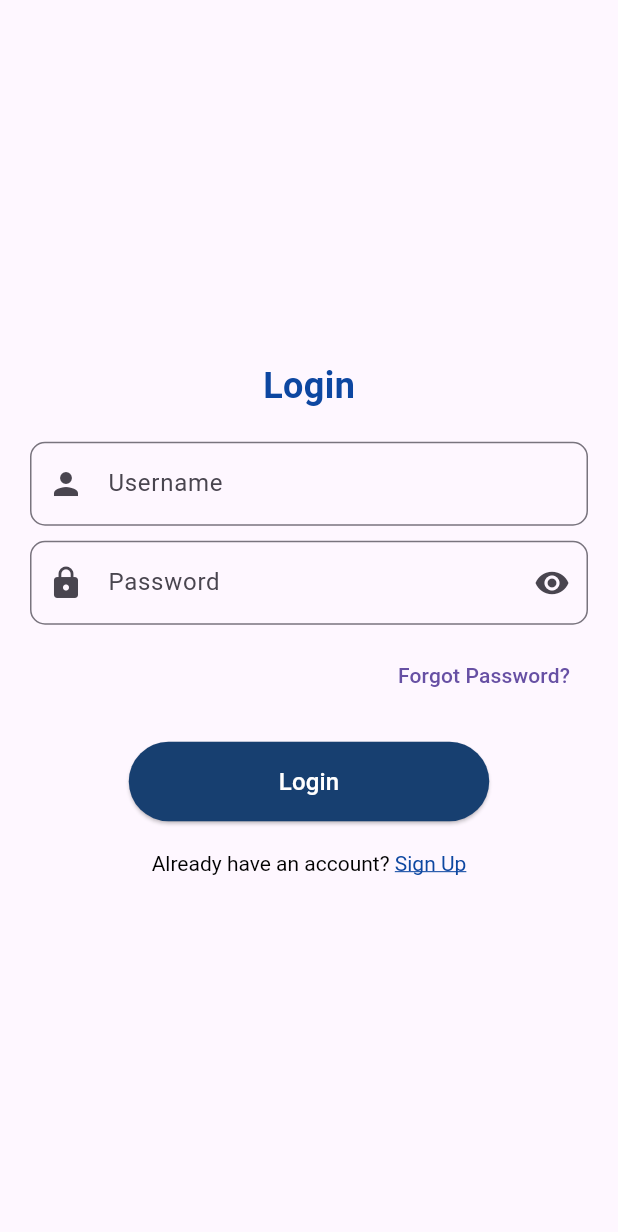
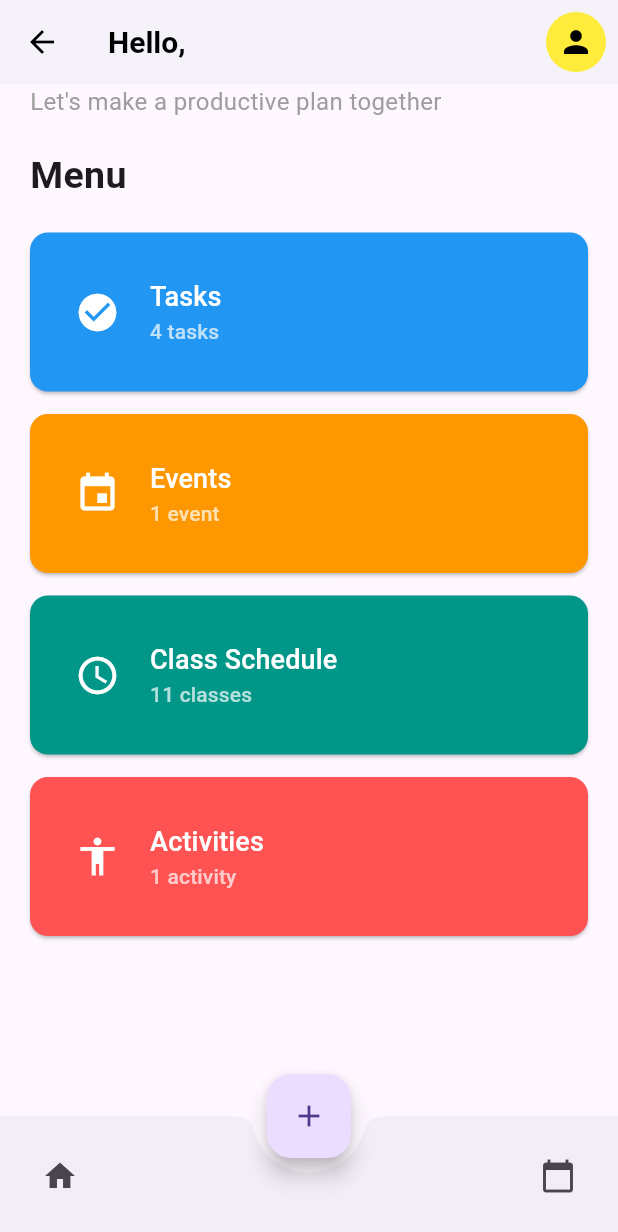
Before and after one commit to IJLadera/planma-app, a Flutter app: the screen it shows after launch, after a tap on "Login", on a phone screen of 412 x 824 dp. Shown: the top 1232 px of the screen. Run offline on Flutter 3.47's test engine with Material 3 defaults, Android fonts, the phone set to English and light mode, and no system bars.

Commit message:
created dashboard and edited something in signup and login

```diff
--- a/lib/authentication/log_in.dart
+++ b/lib/authentication/log_in.dart
@@ -2,6 +2,7 @@ import 'package:flutter/gestures.dart';
 import 'package:flutter/material.dart';
 import 'package:planma_app/authentication/forgot_password.dart';
 import 'package:planma_app/authentication/sign_up.dart';
+import 'package:planma_app/core/dashboard.dart';
 
 class LogIn extends StatefulWidget {
   @override
@@ -37,44 +38,48 @@ class _LogInState extends State<LogIn> {
     return Scaffold(
         body: Center(
             child: Padding(
-      padding: const EdgeInsets.symmetric(horizontal: 20.0),
+      padding: const EdgeInsets.symmetric(
+          horizontal: 40.0), // Increased horizontal padding
       child: Column(
         mainAxisAlignment: MainAxisAlignment.center,
         children: [
           Text(
-            'Login',
+            'Login to your account',
             style: TextStyle(
-              fontSize: 24,
+              fontSize: 30, // Increased font size
               fontWeight: FontWeight.bold,
               color: Colors.blue[900],
             ),
           ),
-          SizedBox(height: 20),
+          SizedBox(height: 30), // Increased space between elements
           TextFormField(
             controller: userNameController,
             decoration: InputDecoration(
               labelText: 'Username',
-              prefixIcon: Icon(Icons.person),
+              prefixIcon: Icon(Icons.person, size: 30), // Increased icon size
               border: OutlineInputBorder(
-                borderRadius: BorderRadius.circular(10),
+                borderRadius: BorderRadius.circular(15), // More rounded borders
               ),
             ),
             validator: (value) =>
                 value!.isEmpty ? 'Please enter your username' : null,
+            style:
+                TextStyle(fontSize: 20), // Increased font size for input text
           ),
-          SizedBox(height: 10),
+          SizedBox(height: 20), // Increased space
           TextFormField(
             controller: passwordController,
             obscureText: obscurePassword,
             decoration: InputDecoration(
               labelText: 'Password',
-              prefixIcon: Icon(Icons.lock),
+              prefixIcon: Icon(Icons.lock, size: 30), // Increased icon size
               border: OutlineInputBorder(
-                borderRadius: BorderRadius.circular(10),
+                borderRadius: BorderRadius.circular(15), // More rounded borders
               ),
               suffixIcon: IconButton(
                 icon: Icon(
-                    obscurePassword ? Icons.visibility : Icons.visibility_off),
+                    obscurePassword ? Icons.visibility : Icons.visibility_off,
+                    size: 30), // Increased icon size
                 onPressed: () {
                   setState(() {
                     obscurePassword = !obscurePassword;
@@ -84,8 +89,10 @@ class _LogInState extends State<LogIn> {
             ),
             validator: (value) =>
                 value!.isEmpty ? 'Please enter your password' : null,
+            style:
+                TextStyle(fontSize: 20), // Increased font size for input text
           ),
-          SizedBox(height: 10),
+          SizedBox(height: 20), // Increased space
           Align(
             alignment: Alignment.centerRight,
             child: TextButton(
@@ -95,35 +102,50 @@ class _LogInState extends State<LogIn> {
                   MaterialPageRoute(builder: (context) => ForgotPassword()),
                 );
               },
-              child: Text('Forgot Password?'),
+              child: Text(
+                'Forgot Password?',
+                style: TextStyle(fontSize: 18), // Increased font size
+              ),
             ),
           ),
-          SizedBox(height: 20),
+          SizedBox(height: 30), // Increased space
           ElevatedButton(
-            onPressed: _login,
+            onPressed: () {
+              Navigator.push(
+                context,
+                MaterialPageRoute(
+                    builder: (context) =>
+                        Dashboard(username: userNameController.text)),
+              );
+            },
             style: ElevatedButton.styleFrom(
-              padding: EdgeInsets.symmetric(horizontal: 100, vertical: 15),
+              padding: EdgeInsets.symmetric(
+                  horizontal: 150, vertical: 20), // Increased button padding
               backgroundColor: Color(0xFF173F70),
+              textStyle:
+                  TextStyle(fontSize: 20), // Increased text size in the button
             ),
             child: Text(
               'Login',
               style: TextStyle(
-                fontSize: 16,
+                fontSize: 20, // Increased font size
                 color: Colors.white,
               ),
             ),
           ),
-          SizedBox(height: 20),
+          SizedBox(height: 30), // Increased space
           RichText(
             text: TextSpan(
               text: 'Already have an account? ',
-              style: TextStyle(color: Colors.black),
+              style: TextStyle(
+                  color: Colors.black, fontSize: 18), // Increased font size
               children: <TextSpan>[
                 TextSpan(
                   text: 'Sign Up',
                   style: TextStyle(
                     color: Colors.blue[900],
                     decoration: TextDecoration.underline,
+                    fontSize: 18, // Increased font size
                   ),
                   recognizer: TapGestureRecognizer()
                     ..onTap = () {
@@ -135,7 +157,7 @@ class _LogInState extends State<LogIn> {
                 ),
               ],
             ),
-          )
+          ),
         ],
       ),
     )));
--- a/lib/authentication/sign_up.dart
+++ b/lib/authentication/sign_up.dart
@@ -48,14 +48,14 @@ class _SignUpState extends State<SignUp> {
   @override
   Widget build(BuildContext context) {
     return Scaffold(
+      appBar: AppBar(),
       body: Center(
         child: Padding(
           padding: const EdgeInsets.symmetric(horizontal: 20.0),
-          child: Form(
-            key: _formKey,
           child: Column(
             mainAxisAlignment: MainAxisAlignment.center,
             children: [
+              // Sign Up text below AppBar
               Text(
                 'Sign Up',
                 style: TextStyle(
@@ -64,7 +64,11 @@ class _SignUpState extends State<SignUp> {
                   color: Colors.blue[900],
                 ),
               ),
-                SizedBox(height: 10),
+              SizedBox(height: 20), // Spacing between title and form
+              Form(
+                key: _formKey,
+                child: Column(
+                  children: [
                     TextFormField(
                       controller: firstNameController,
                       decoration: InputDecoration(
@@ -73,8 +77,9 @@ class _SignUpState extends State<SignUp> {
                           borderRadius: BorderRadius.circular(10),
                         ),
                       ),
-                  validator: (value) =>
-                      value!.isEmpty ? 'Please enter your first name' : null,
+                      validator: (value) => value!.isEmpty
+                          ? 'Please enter your first name'
+                          : null,
                     ),
                     SizedBox(height: 10),
                     TextFormField(
@@ -138,25 +143,26 @@ class _SignUpState extends State<SignUp> {
                     SizedBox(height: 10),
                     TextFormField(
                       controller: confirmPasswordController,
-                  obscureText: obscurePassword,
+                      obscureText: obscureConfirmPassword,
                       decoration: InputDecoration(
                         labelText: 'Confirm Password',
                         border: OutlineInputBorder(
                           borderRadius: BorderRadius.circular(10),
                         ),
                         suffixIcon: IconButton(
-                      icon: Icon(obscurePassword
+                          icon: Icon(obscureConfirmPassword
                               ? Icons.visibility
                               : Icons.visibility_off),
                           onPressed: () {
                             setState(() {
-                          obscurePassword = !obscurePassword;
+                              obscureConfirmPassword = !obscureConfirmPassword;
                             });
                           },
                         ),
                       ),
                       validator: (value) {
-                    if (value!.isEmpty) return 'Please confirm your password';
+                        if (value!.isEmpty)
+                          return 'Please confirm your password';
                         if (value != passwordController.text)
                           return 'Passwords do not match';
                         return null;
@@ -165,8 +171,14 @@ class _SignUpState extends State<SignUp> {
                     SizedBox(height: 50),
                     ElevatedButton(
                       onPressed: () {
-                    Navigator.push(context,
-                        MaterialPageRoute(builder: (context) => LogIn()));
+                        // Validate the form before navigating
+                        if (_formKey.currentState!.validate()) {
+                          // If validation is successful, navigate to LogIn screen
+                          Navigator.push(
+                            context,
+                            MaterialPageRoute(builder: (context) => LogIn()),
+                          );
+                        }
                       },
                       style: ElevatedButton.styleFrom(
                         padding:
@@ -197,7 +209,8 @@ class _SignUpState extends State<SignUp> {
                               ..onTap = () {
                                 Navigator.push(
                                   context,
-                              MaterialPageRoute(builder: (context) => LogIn()),
+                                  MaterialPageRoute(
+                                      builder: (context) => LogIn()),
                                 );
                               },
                           ),
@@ -207,6 +220,8 @@ class _SignUpState extends State<SignUp> {
                   ],
                 ),
               ),
+            ],
+          ),
         ),
       ),
     );
--- /dev/null
+++ b/lib/core/dashboard.dart
@@ -0,0 +1,176 @@
+import 'package:flutter/material.dart';
+
+class Dashboard extends StatelessWidget {
+  final String username;
+
+  Dashboard({required this.username});
+
+  @override
+  Widget build(BuildContext context) {
+    return Scaffold(
+      appBar: AppBar(
+        title: Text(
+          'Hello, $username',
+          style: TextStyle(
+            fontSize: 20,
+            fontWeight: FontWeight.bold,
+          ),
+        ),
+        backgroundColor: Colors.white,
+        foregroundColor: Colors.black,
+        elevation: 2,
+        actions: [
+          IconButton(
+            icon: CircleAvatar(
+              backgroundColor: Colors.yellow,
+              child: Icon(Icons.person, color: Colors.black),
+            ),
+            onPressed: () {
+              //Navigate to profile
+            },
+          ),
+        ],
+      ),
+      body: Padding(
+        padding: const EdgeInsets.symmetric(horizontal: 20.0),
+        child: Column(
+          crossAxisAlignment: CrossAxisAlignment.start,
+          children: [
+            Text(
+              "Let's make a productive plan together",
+              style: TextStyle(fontSize: 16, color: Colors.grey),
+            ),
+            SizedBox(height: 20),
+            Text(
+              'Menu',
+              style: TextStyle(fontSize: 25, fontWeight: FontWeight.bold),
+            ),
+            SizedBox(height: 20),
+            Expanded(
+              child: ListView(
+                children: [
+                  MenuButton(
+                    color: Colors.blue,
+                    icon: Icons.check_circle,
+                    title: 'Tasks',
+                    subtitle: '4 tasks',
+                    onPressed: () {
+                      // Navigate to Tasks page
+                    },
+                  ),
+                  SizedBox(height: 15),
+                  MenuButton(
+                    color: Colors.orange,
+                    icon: Icons.event,
+                    title: 'Events',
+                    subtitle: '1 event',
+                    onPressed: () {
+                      // Navigate to Events page
+                    },
+                  ),
+                  SizedBox(height: 15),
+                  MenuButton(
+                    color: Colors.teal,
+                    icon: Icons.schedule,
+                    title: 'Class Schedule',
+                    subtitle: '11 classes',
+                    onPressed: () {
+                      // Navigate to Class Schedule page
+                    },
+                  ),
+                  SizedBox(height: 15),
+                  MenuButton(
+                    color: Colors.redAccent,
+                    icon: Icons.accessibility,
+                    title: 'Activities',
+                    subtitle: '1 activity',
+                    onPressed: () {
+                      // Navigate to Activities page
+                    },
+                  ),
+                ],
+              ),
+            ),
+          ],
+        ),
+      ),
+      bottomNavigationBar: BottomAppBar(
+        shape: CircularNotchedRectangle(),
+        notchMargin: 10.0,
+        child: Row(
+          mainAxisAlignment: MainAxisAlignment.spaceBetween,
+          children: [
+            IconButton(
+              icon: Icon(Icons.home),
+              onPressed: () {
+                // Navigate to Home page
+              },
+            ),
+            IconButton(
+              icon: Icon(Icons.calendar_today),
+              onPressed: () {
+                // Navigate to Calendar
+              },
+            ),
+          ],
+        ),
+      ),
+      floatingActionButtonLocation: FloatingActionButtonLocation.centerDocked,
+      floatingActionButton: FloatingActionButton(
+        onPressed: () {
+          // Action for floating button
+        },
+        child: Icon(Icons.add),
+      ),
+    );
+  }
+}
+
+class MenuButton extends StatelessWidget {
+  final Color color;
+  final IconData icon;
+  final String title;
+  final String subtitle;
+  final VoidCallback onPressed;
+
+  MenuButton({
+    required this.color,
+    required this.icon,
+    required this.title,
+    required this.subtitle,
+    required this.onPressed,
+  });
+
+  @override
+  Widget build(BuildContext context) {
+    return ElevatedButton(
+      style: ElevatedButton.styleFrom(
+        backgroundColor: color,
+        padding: EdgeInsets.all(30),
+        shape: RoundedRectangleBorder(
+          borderRadius: BorderRadius.circular(12),
+        ),
+      ),
+      onPressed: onPressed,
+      child: Row(
+        children: [
+          Icon(icon, color: Colors.white, size: 30),
+          SizedBox(width: 20),
+          Column(
+            crossAxisAlignment: CrossAxisAlignment.start,
+            children: [
+              Text(
+                title,
+                style: TextStyle(color: Colors.white, fontSize: 18),
+              ),
+              Text(
+                subtitle,
+                style: TextStyle(color: Colors.white70),
+              ),
+            ],
+          ),
+        ],
+      ),
+    );
+  }
+}
```
Lines whose indentation alone changed are shown as unchanged.
